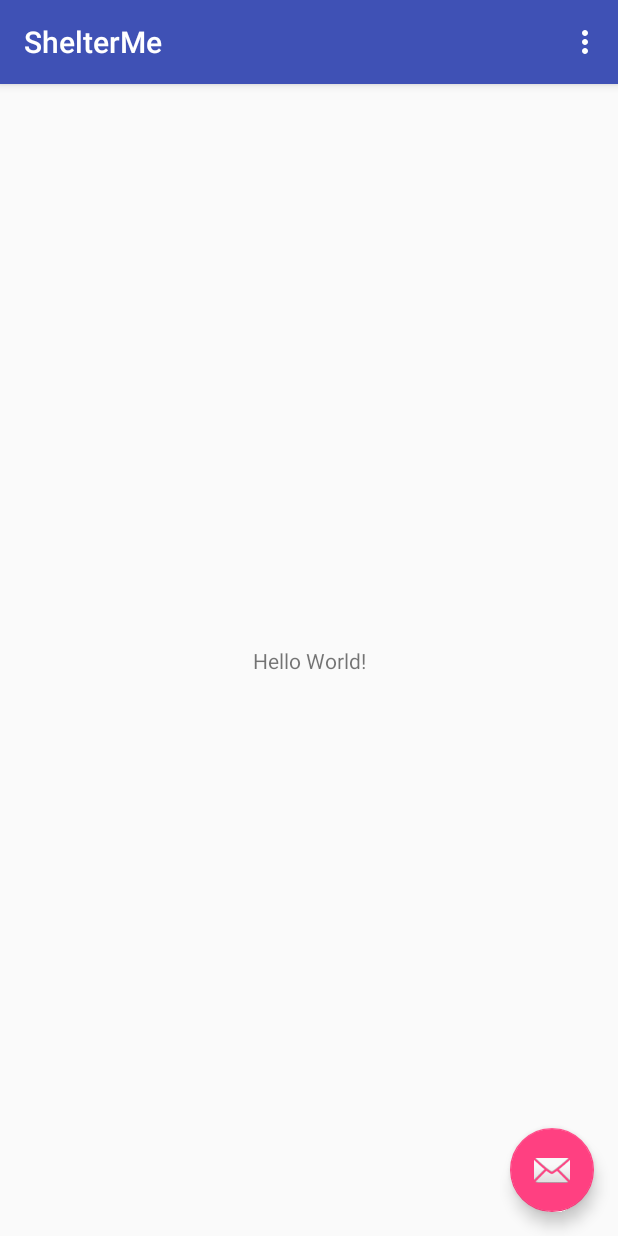
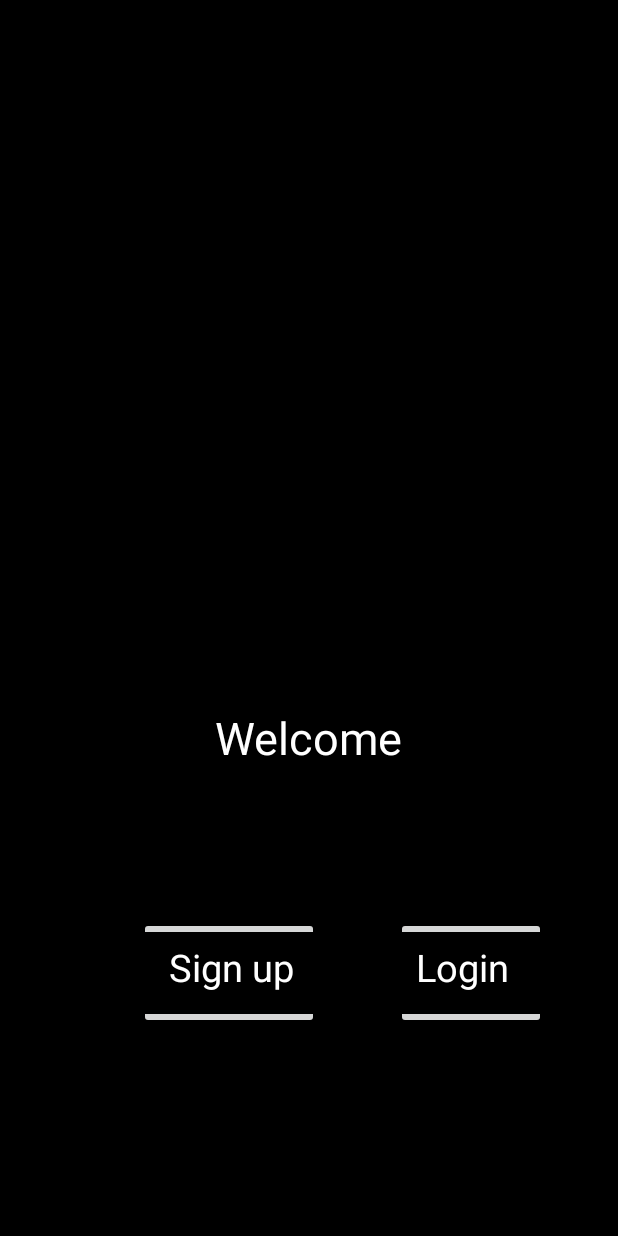
Before and after one commit to VicerExciser/ShelterMe, an Android app: the screen it shows after launch (MainActivity), on a phone screen of 412 x 824 dp. Run offline under Robolectric (Android 15) with nearby library versions, the phone set to English and light mode, and no system bars; 2 statements that could not run were skipped.

Commit message:
login and home page

```diff
--- a/app/src/main/AndroidManifest.xml
+++ b/app/src/main/AndroidManifest.xml
@@ -19,6 +19,7 @@
                 <category android:name="android.intent.category.LAUNCHER" />
             </intent-filter>
         </activity>
+        <activity android:name=".LoginPage"></activity>
     </application>
 
 </manifest>
--- a/app/src/main/java/edu/gatech/cs2340/shelterme/MainActivity.java
+++ b/app/src/main/java/edu/gatech/cs2340/shelterme/MainActivity.java
@@ -8,6 +8,8 @@ import android.support.v7.widget.Toolbar;
 import android.view.View;
 import android.view.Menu;
 import android.view.MenuItem;
+import android.widget.Button;
+import android.widget.ImageButton;
 
 public class MainActivity extends AppCompatActivity {
 
@@ -15,18 +17,17 @@ public class MainActivity extends AppCompatActivity {
     protected void onCreate(Bundle savedInstanceState) {
         super.onCreate(savedInstanceState);
         setContentView(R.layout.activity_main);
-        Toolbar toolbar = (Toolbar) findViewById(R.id.toolbar);
-        setSupportActionBar(toolbar);
+        Button login = findViewById(R.id.login);
 
-        FloatingActionButton fab = (FloatingActionButton) findViewById(R.id.fab);
-        fab.setOnClickListener(new View.OnClickListener() {
+        login.setOnClickListener(new View.OnClickListener() {
             @Override
             public void onClick(View view) {
-                Snackbar.make(view, "Replace with your own action", Snackbar.LENGTH_LONG)
-                        .setAction("Action", null).show();
+                android.content.Intent myIntent = new android.content.Intent(view.getContext(), LoginPage.class);
+                startActivityForResult(myIntent, 0);
             }
         });
     }
+
 
     @Override
     public boolean onCreateOptionsMenu(Menu menu) {
--- a/app/src/main/res/layout/activity_main.xml
+++ b/app/src/main/res/layout/activity_main.xml
@@ -6,28 +6,80 @@
     android:layout_height="match_parent"
     tools:context="edu.gatech.cs2340.shelterme.MainActivity">
 
-    <android.support.design.widget.AppBarLayout
-        android:layout_width="match_parent"
-        android:layout_height="wrap_content"
-        android:theme="@style/AppTheme.AppBarOverlay">
+    <RelativeLayout
+        android:id="@+id/relativeLayout"
+        android:layout_width="fill_parent"
+        android:layout_height="fill_parent"
+        android:background="#000000"
+        app:layout_constraintBottom_toBottomOf="parent"
+        app:layout_constraintEnd_toEndOf="parent"
+        app:layout_constraintStart_toStartOf="parent"
+        app:layout_constraintTop_toTopOf="parent">
 
-        <android.support.v7.widget.Toolbar
-            android:id="@+id/toolbar"
-            android:layout_width="match_parent"
-            android:layout_height="?attr/actionBarSize"
-            android:background="?attr/colorPrimary"
-            app:popupTheme="@style/AppTheme.PopupOverlay" />
 
-    </android.support.design.widget.AppBarLayout>
+        <ImageButton
+            android:id="@+id/imageButton"
+            android:layout_width="100dp"
+            android:layout_height="wrap_content"
+            android:layout_alignParentBottom="true"
+            android:layout_alignParentEnd="true"
+            android:layout_alignParentRight="true"
+            android:layout_marginBottom="138dp"
+            android:layout_marginEnd="48dp"
+            android:layout_marginRight="48dp"
+            android:tint="#000000"
+            app:srcCompat="@android:drawable/bottom_bar" />
 
-    <include layout="@layout/content_main" />
+        <TextView
+            android:id="@+id/textView2"
+            android:layout_width="70dp"
+            android:layout_height="wrap_content"
+            android:layout_alignBaseline="@+id/textView3"
+            android:layout_alignBottom="@+id/textView3"
+            android:layout_alignLeft="@+id/imageButton"
+            android:layout_alignStart="@+id/imageButton"
+            android:layout_marginLeft="13dp"
+            android:layout_marginStart="13dp"
+            android:text="Login"
+            android:textColor="#FFFFFF"
+            android:textSize="25sp"
+            tools:fontFamily="sans-serif" />
 
-    <android.support.design.widget.FloatingActionButton
-        android:id="@+id/fab"
-        android:layout_width="wrap_content"
-        android:layout_height="wrap_content"
-        android:layout_gravity="bottom|end"
-        android:layout_margin="@dimen/fab_margin"
-        app:srcCompat="@android:drawable/ic_dialog_email" />
+        <ImageButton
+            android:id="@+id/imageButton2"
+            android:layout_width="120dp"
+            android:layout_height="wrap_content"
+            android:layout_alignTop="@+id/imageButton"
+            android:layout_marginEnd="51dp"
+            android:layout_marginRight="51dp"
+            android:layout_toLeftOf="@+id/textView2"
+            android:layout_toStartOf="@+id/textView2"
+            android:tint="#000000"
+            app:srcCompat="@android:drawable/bottom_bar" />
+
+        <TextView
+            android:id="@+id/textView3"
+            android:layout_width="100dp"
+            android:layout_height="wrap_content"
+            android:layout_alignEnd="@+id/imageButton2"
+            android:layout_alignRight="@+id/imageButton2"
+            android:layout_alignTop="@+id/imageButton2"
+            android:layout_marginTop="16dp"
+            android:text="Sign up"
+            android:textColor="#FFFFFF"
+            android:textSize="25sp" />
+
+        <TextView
+            android:id="@+id/textView"
+            android:layout_width="wrap_content"
+            android:layout_height="wrap_content"
+            android:layout_above="@+id/textView3"
+            android:layout_centerHorizontal="true"
+            android:layout_marginBottom="99dp"
+            android:text="Welcome"
+            android:textColor="#FFFFFF"
+            android:textSize="30sp" />
+
+    </RelativeLayout>
 
 </android.support.design.widget.CoordinatorLayout>
```
Also changed, not shown: app/src/main/java/edu/gatech/cs2340/shelterme/LoginPage.java (added, +68 -0 lines), app/src/main/res/layout/activity_login_page.xml (added, +70 -0 lines).
